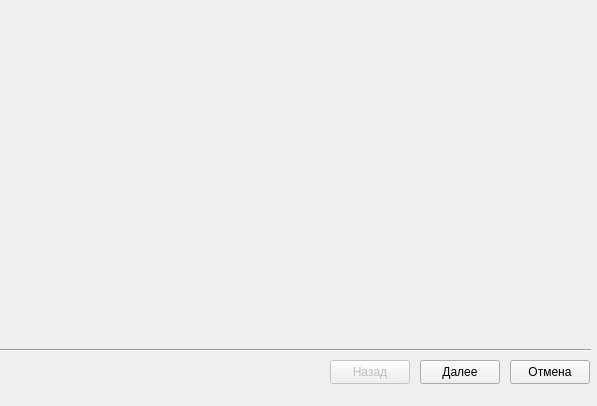
Above: screens/main.ui from Mektus32/Installer before the change. Below: the same form after it.
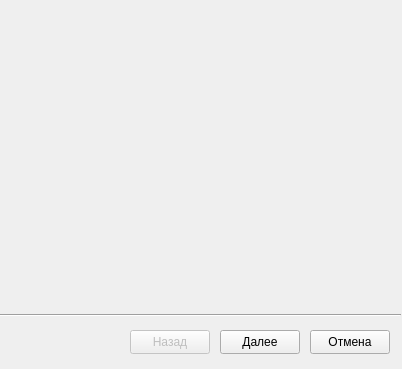
That is the form after the change.

```diff
--- a/screens/main.ui
+++ b/screens/main.ui
@@ -6,8 +6,8 @@
    <rect>
     <x>0</x>
     <y>0</y>
-    <width>597</width>
-    <height>406</height>
+    <width>402</width>
+    <height>369</height>
    </rect>
   </property>
   <property name="windowTitle">
@@ -21,9 +21,9 @@
     <property name="geometry">
      <rect>
       <x>0</x>
-      <y>340</y>
-      <width>591</width>
-      <height>20</height>
+      <y>310</y>
+      <width>401</width>
+      <height>10</height>
      </rect>
     </property>
     <property name="orientation">
@@ -33,8 +33,8 @@
    <widget class="QPushButton" name="next_button">
     <property name="geometry">
      <rect>
-      <x>420</x>
-      <y>360</y>
+      <x>220</x>
+      <y>330</y>
       <width>80</width>
       <height>24</height>
      </rect>
@@ -48,8 +48,8 @@
      <rect>
       <x>0</x>
       <y>0</y>
-      <width>591</width>
-      <height>351</height>
+      <width>400</width>
+      <height>300</height>
      </rect>
     </property>
    </widget>
@@ -59,8 +59,8 @@
     </property>
     <property name="geometry">
      <rect>
-      <x>330</x>
-      <y>360</y>
+      <x>130</x>
+      <y>330</y>
       <width>80</width>
       <height>24</height>
      </rect>
@@ -72,8 +72,8 @@
    <widget class="QPushButton" name="cancel_button">
     <property name="geometry">
      <rect>
-      <x>510</x>
-      <y>360</y>
+      <x>310</x>
+      <y>330</y>
       <width>80</width>
       <height>24</height>
      </rect>
```
